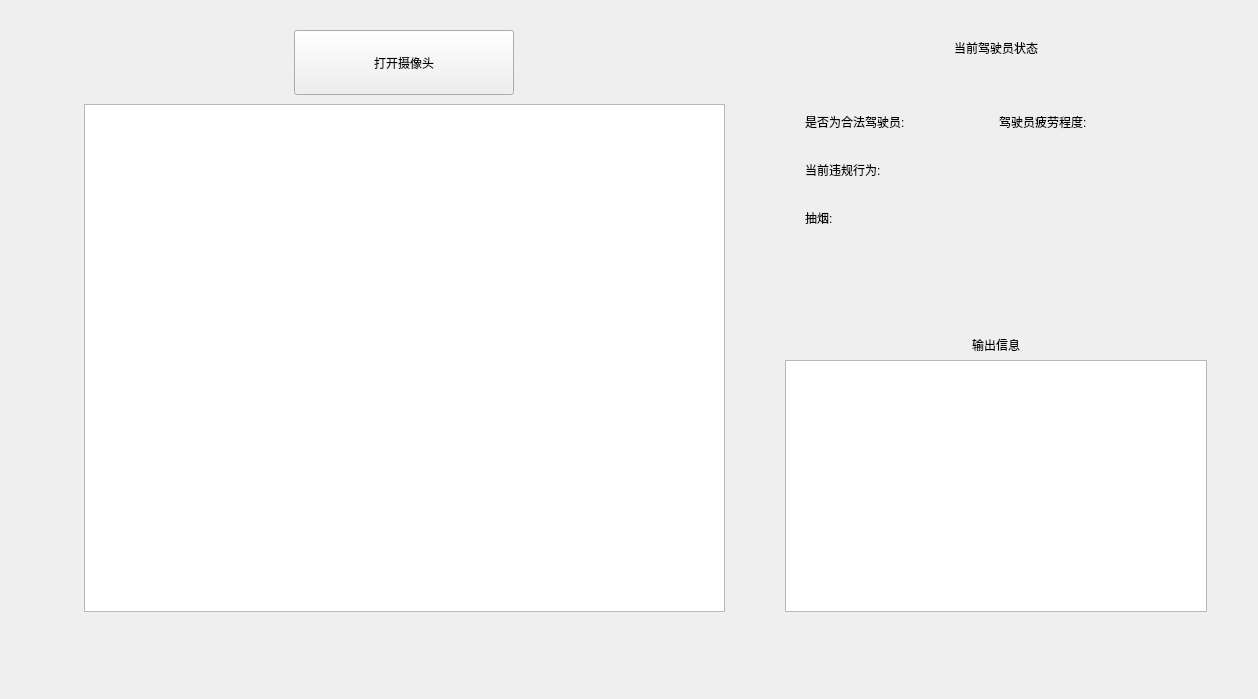
Old version of the form QT_final/mainpage.ui in the repository dwdwdw5163/Qt_ncnn_opencv.
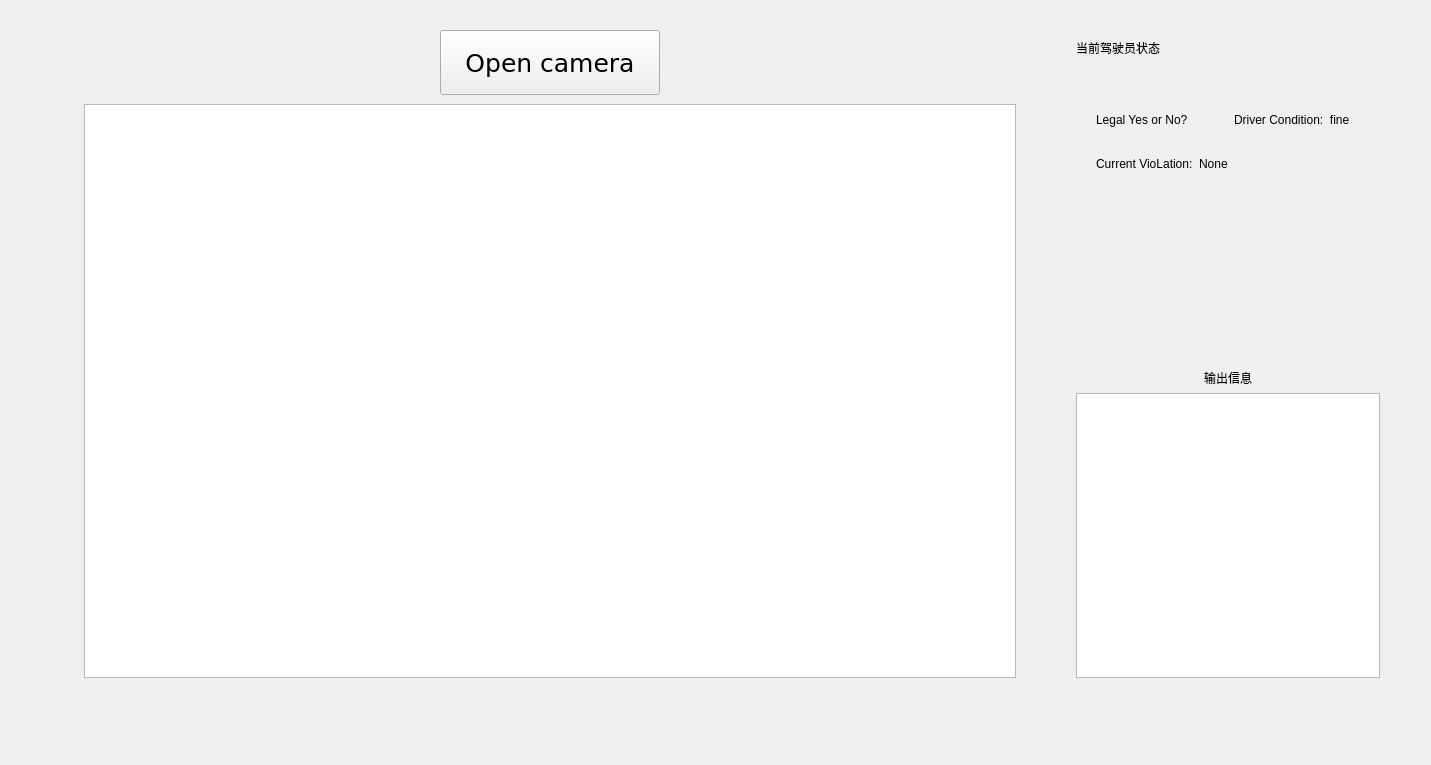
New version of the form. Icons and pictures are not drawn.

What changed in the file:
```diff
--- a/QT_final/mainpage.ui
+++ b/QT_final/mainpage.ui
@@ -6,8 +6,8 @@
    <rect>
     <x>0</x>
     <y>0</y>
-    <width>1258</width>
-    <height>699</height>
+    <width>1431</width>
+    <height>765</height>
    </rect>
   </property>
   <property name="windowTitle">
@@ -16,7 +16,7 @@
   <property name="styleSheet">
    <string notr="true"/>
   </property>
-  <layout class="QHBoxLayout" name="horizontalLayout" stretch="3,2">
+  <layout class="QHBoxLayout" name="horizontalLayout" stretch="3,0">
    <property name="spacing">
     <number>42</number>
    </property>
@@ -51,8 +51,14 @@
          <height>65</height>
         </size>
        </property>
+       <property name="font">
+        <font>
+         <family>DejaVu Sans</family>
+         <pointsize>19</pointsize>
+        </font>
+       </property>
        <property name="text">
-        <string>打开摄像头</string>
+        <string>Open camera</string>
        </property>
        <property name="icon">
         <iconset resource="resource.qrc">
@@ -72,7 +78,7 @@
     </layout>
    </item>
    <item>
-    <layout class="QVBoxLayout" name="verticalLayout_2" stretch="3,3">
+    <layout class="QVBoxLayout" name="verticalLayout_2" stretch="0,0">
      <property name="spacing">
       <number>20</number>
      </property>
@@ -82,7 +88,7 @@
         <string notr="true"/>
        </property>
        <layout class="QVBoxLayout" name="verticalLayout_4">
-        <item alignment="Qt::AlignHCenter|Qt::AlignTop">
+        <item>
          <widget class="QLabel" name="label_2">
           <property name="text">
            <string>当前驾驶员状态</string>
@@ -112,37 +118,28 @@
              <property name="verticalSpacing">
               <number>30</number>
              </property>
-             <item row="0" column="0">
-              <widget class="QLabel" name="label_3">
-               <property name="text">
-                <string>是否为合法驾驶员:</string>
-               </property>
-              </widget>
-             </item>
              <item row="1" column="0">
               <widget class="QLabel" name="label_5">
                <property name="text">
-                <string>当前违规行为:</string>
+                <string>Current VioLation:  None</string>
                </property>
               </widget>
              </item>
              <item row="0" column="1">
               <widget class="QLabel" name="label_4">
                <property name="text">
-                <string>驾驶员疲劳程度:</string>
+                <string>Driver Condition:  fine   </string>
+               </property>
+              </widget>
+             </item>
+             <item row="0" column="0">
+              <widget class="QLabel" name="label_3">
+               <property name="text">
+                <string>Legal Yes or No?    </string>
                </property>
               </widget>
              </item>
              <item row="2" column="0">
-              <widget class="QLabel" name="label_6">
-               <property name="text">
-                <string>抽烟:</string>
-               </property>
-              </widget>
-             </item>
-            </layout>
-           </item>
-           <item>
             <spacer name="verticalSpacer">
              <property name="orientation">
               <enum>Qt::Vertical</enum>
@@ -150,12 +147,14 @@
              <property name="sizeHint" stdset="0">
               <size>
                <width>20</width>
-               <height>40</height>
+                 <height>13</height>
               </size>
              </property>
             </spacer>
            </item>
           </layout>
+           </item>
+          </layout>
          </widget>
         </item>
        </layout>
@@ -174,7 +173,7 @@
          <widget class="QLabel" name="label">
           <property name="maximumSize">
            <size>
-            <width>125</width>
+            <width>300</width>
             <height>35</height>
            </size>
           </property>
```
Lines whose indentation alone changed are shown as unchanged.
